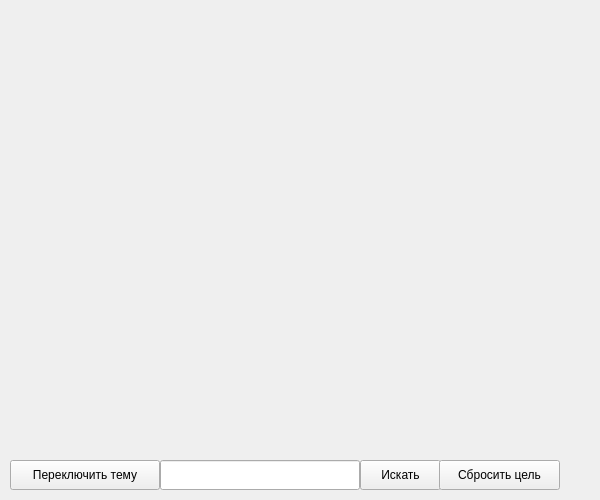
This is mainwindow.ui in Timurazavr/Maps-API as Qt 5 draws it before an edit. The edited form follows.
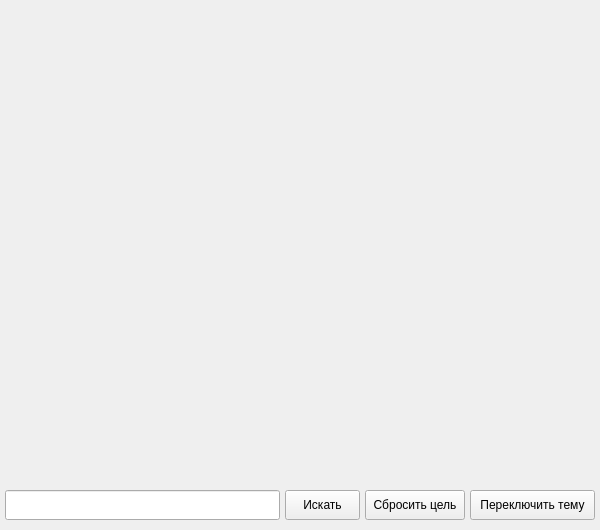
This is the edited form.

Commit message: Большая задача по Maps API. Часть №8

```diff
--- a/mainwindow.ui
+++ b/mainwindow.ui
@@ -7,7 +7,7 @@
     <x>0</x>
     <y>0</y>
     <width>600</width>
-    <height>500</height>
+    <height>530</height>
    </rect>
   </property>
   <property name="windowTitle">
@@ -18,7 +18,7 @@
     <property name="geometry">
      <rect>
       <x>0</x>
-      <y>0</y>
+      <y>30</y>
       <width>600</width>
       <height>450</height>
      </rect>
@@ -30,9 +30,9 @@
    <widget class="QPushButton" name="themeBtn">
     <property name="geometry">
      <rect>
-      <x>10</x>
-      <y>460</y>
-      <width>150</width>
+      <x>470</x>
+      <y>490</y>
+      <width>125</width>
       <height>30</height>
      </rect>
     </property>
@@ -43,9 +43,9 @@
    <widget class="QLineEdit" name="searchEdit">
     <property name="geometry">
      <rect>
-      <x>160</x>
-      <y>460</y>
-      <width>200</width>
+      <x>5</x>
+      <y>490</y>
+      <width>275</width>
       <height>30</height>
      </rect>
     </property>
@@ -59,9 +59,9 @@
    <widget class="QPushButton" name="searchBtn">
     <property name="geometry">
      <rect>
-      <x>360</x>
-      <y>460</y>
-      <width>81</width>
+      <x>285</x>
+      <y>490</y>
+      <width>75</width>
       <height>30</height>
      </rect>
     </property>
@@ -72,9 +72,9 @@
    <widget class="QPushButton" name="resetBtn">
     <property name="geometry">
      <rect>
-      <x>439</x>
-      <y>460</y>
-      <width>121</width>
+      <x>365</x>
+      <y>490</y>
+      <width>100</width>
       <height>30</height>
      </rect>
     </property>
```
Left out of the diff: 18 changed lines with no effect on the pictures. The commit also changes 1 other file.
